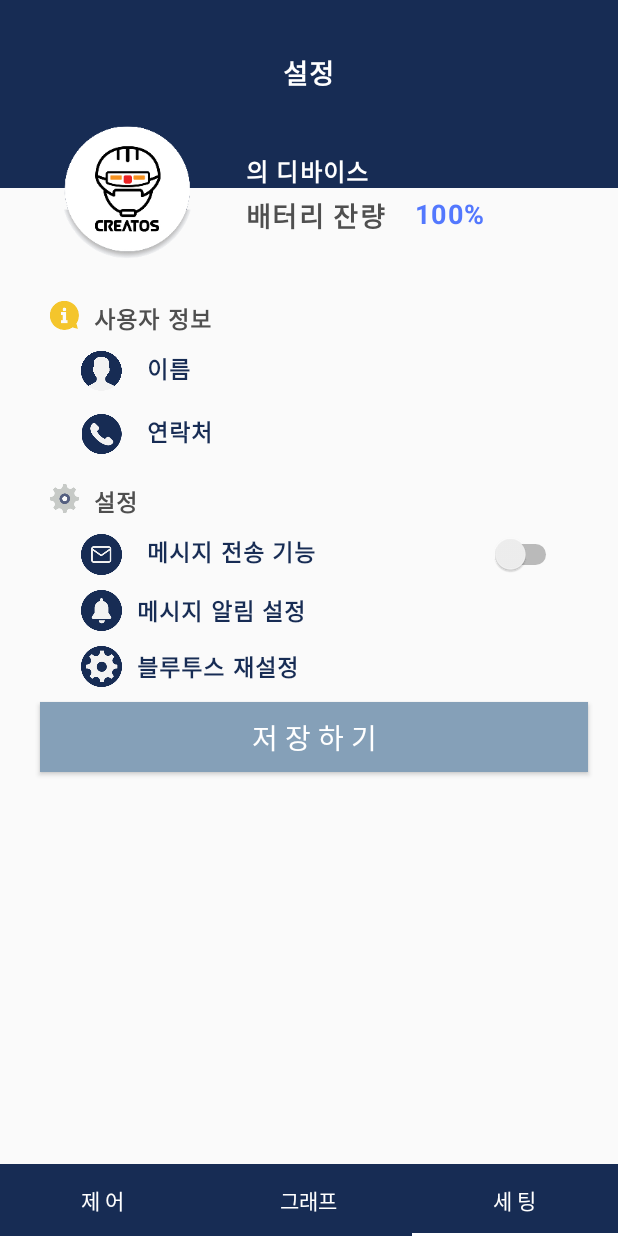
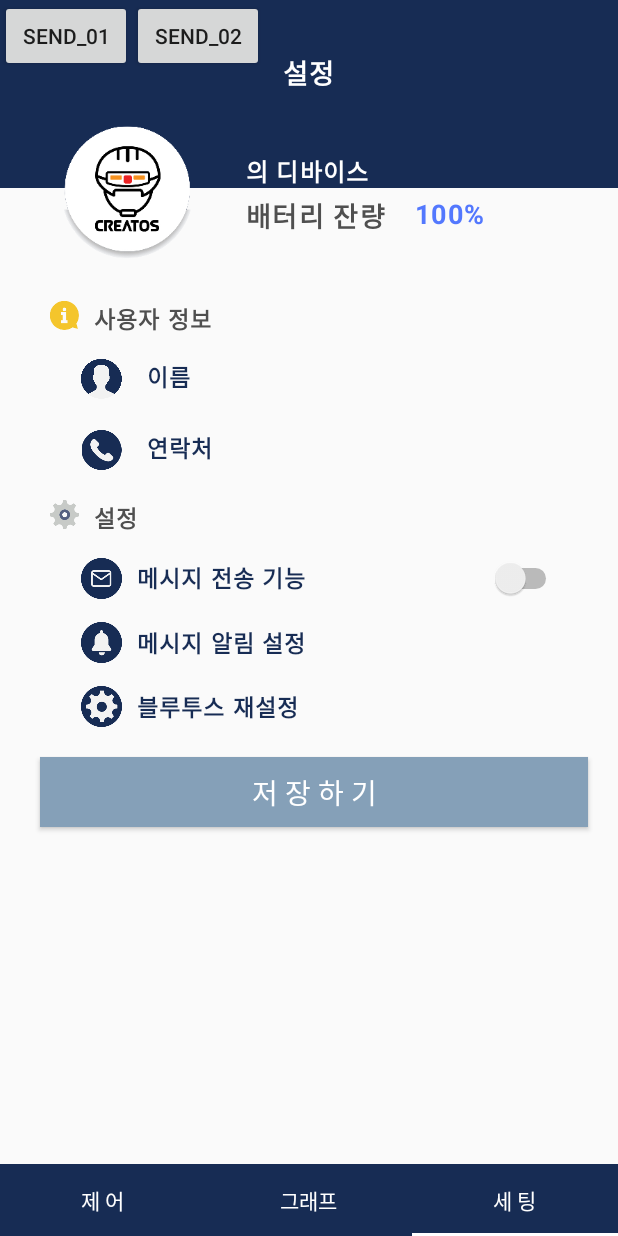
Before and after one commit to kminseop90/HelmetBluetooth, an Android app: the MainActivity screen opened directly, with no data from a screen before it, item 3 of the bottom bar chosen, on a phone screen of 412 x 824 dp. Run offline under Robolectric (Android 15) with nearby library versions, the light colour scheme and no system bars; our stand-ins replace ButterKnife; 3 statements that could not run were skipped.

Commit message:
블투 송신기능 설정 정렬 안맞던것 수정

```diff
--- a/app/src/main/res/layout/activity_main.xml
+++ b/app/src/main/res/layout/activity_main.xml
@@ -24,5 +24,18 @@
         android:layout_alignParentTop="true"
         android:layout_above="@id/main_tab_layout"/>
 
+    <Button
+        android:id="@+id/send_01"
+        android:text="send_01"
+        android:layout_width="wrap_content"
+        android:layout_height="wrap_content" />
+
+    <Button
+        android:layout_toRightOf="@id/send_01"
+        android:id="@+id/send_02"
+        android:text="send_02"
+        android:layout_width="wrap_content"
+        android:layout_height="wrap_content" />
+
 
 </RelativeLayout>
--- a/app/src/main/res/layout/fragment_setting.xml
+++ b/app/src/main/res/layout/fragment_setting.xml
@@ -120,7 +120,7 @@
                 android:layout_height="wrap_content"
                 android:layout_below="@id/setting_layout_user_group"
                 android:layout_marginStart="37dp"
-                android:layout_marginTop="10dp">
+                android:layout_marginTop="15dp">
 
                 <ImageView
                     android:layout_width="27.3dp"
@@ -151,7 +151,7 @@
                     android:layout_width="27.3dp"
                     android:layout_height="26.7dp"
                     android:layout_below="@id/setting_user_id"
-                    android:layout_marginTop="20dp"
+                    android:layout_marginTop="25dp"
                     android:src="@mipmap/call" />
 
                 <TextView
@@ -159,7 +159,7 @@
                     android:layout_height="wrap_content"
                     android:layout_below="@id/setting_user_id"
                     android:layout_marginLeft="44.3dp"
-                    android:layout_marginTop="20dp"
+                    android:layout_marginTop="25dp"
                     android:letterSpacing="0.05"
                     android:text="연락처"
                     android:textColor="#172c54"
@@ -172,7 +172,7 @@
                     android:layout_height="wrap_content"
                     android:layout_below="@id/setting_user_id"
                     android:layout_marginLeft="151.3dp"
-                    android:layout_marginTop="20dp"
+                    android:layout_marginTop="25dp"
                     android:letterSpacing="0.05"
                     android:text="000-000-0000"
                     android:textColor="#4f4f4f"
@@ -212,7 +212,12 @@
                 android:layout_height="wrap_content"
                 android:layout_below="@id/setting_layout_user_group"
                 android:layout_marginStart="37dp"
-                android:layout_marginTop="10dp">
+                android:layout_marginTop="15dp">
+
+                <LinearLayout
+                    android:id="@+id/setting_send_layout"
+                    android:layout_width="match_parent"
+                    android:layout_height="wrap_content">
 
                     <ImageView
                         android:layout_width="27dp"
@@ -222,28 +227,34 @@
                     <TextView
                         android:layout_width="wrap_content"
                         android:layout_height="wrap_content"
-                    android:layout_marginLeft="44.3dp"
                         android:letterSpacing="0.05"
+                        android:layout_marginLeft="10dp"
                         android:text="메시지 전송 기능"
                         android:textColor="#172c54"
                         android:textSize="15.3sp"
                         android:textStyle="bold" />
 
+                    <View
+                        android:layout_weight="1"
+                        android:visibility="invisible"
+                        android:layout_width="wrap_content"
+                        android:layout_height="0dp"/>
+
                     <Switch
                         android:id="@+id/setting_msg_switch"
                         android:layout_width="wrap_content"
                         android:layout_height="wrap_content"
-                    android:layout_alignParentEnd="true"
-                    android:layout_alignParentTop="true"
                         android:layout_marginEnd="27dp" />
+
+                </LinearLayout>
 
 
                 <LinearLayout
                     android:id="@+id/setting_message_layout"
                     android:layout_width="match_parent"
                     android:layout_height="wrap_content"
-                    android:layout_below="@id/setting_msg_switch"
-                    android:layout_marginTop="10dp"
+                    android:layout_below="@id/setting_send_layout"
+                    android:layout_marginTop="15dp"
                     android:orientation="horizontal">
 
                     <ImageView
@@ -273,7 +284,7 @@
                     android:layout_width="match_parent"
                     android:layout_height="wrap_content"
                     android:layout_below="@id/setting_message_layout"
-                    android:layout_marginTop="10dp"
+                    android:layout_marginTop="15dp"
                     android:orientation="horizontal">
 
                     <ImageView
@@ -299,6 +310,7 @@
             </RelativeLayout>
 
             <LinearLayout
+                android:layout_marginTop="10dp"
                 android:layout_width="match_parent"
                 android:layout_height="wrap_content"
                 android:orientation="horizontal">
```
Also changed, not shown: app/src/main/java/com/sample/helmetble/service/BluetoothLeService.java (+8 -0 lines), app/src/main/java/com/sample/helmetble/view/activity/MainActivity.java (+46 -7 lines). Lines whose indentation alone changed are shown as unchanged.
